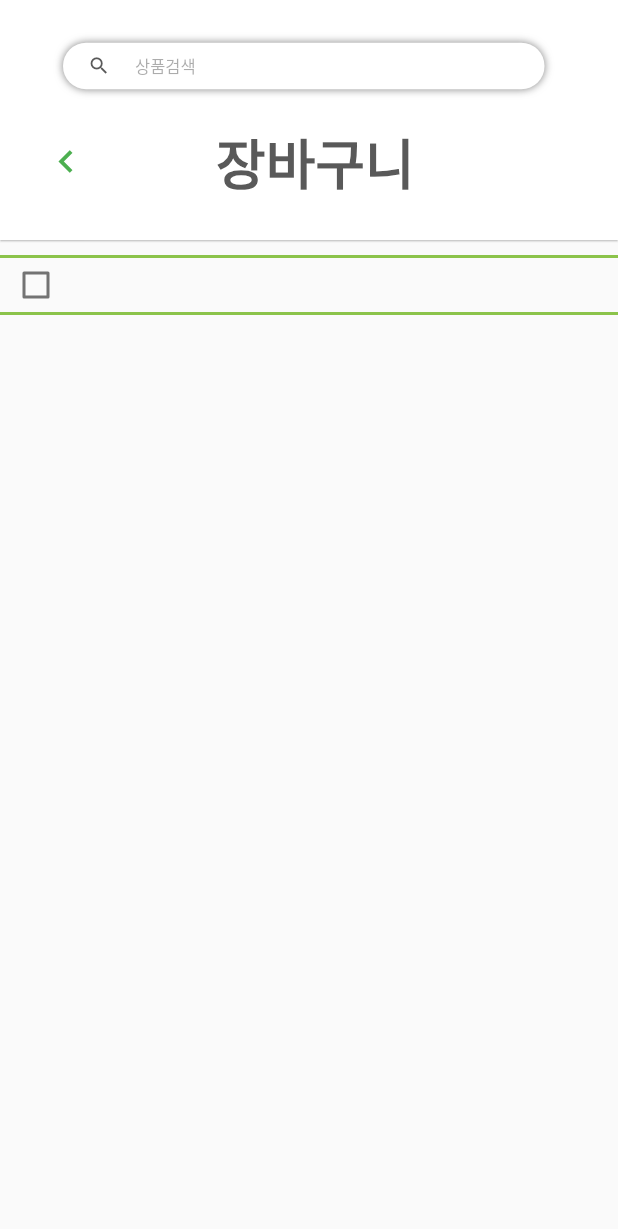
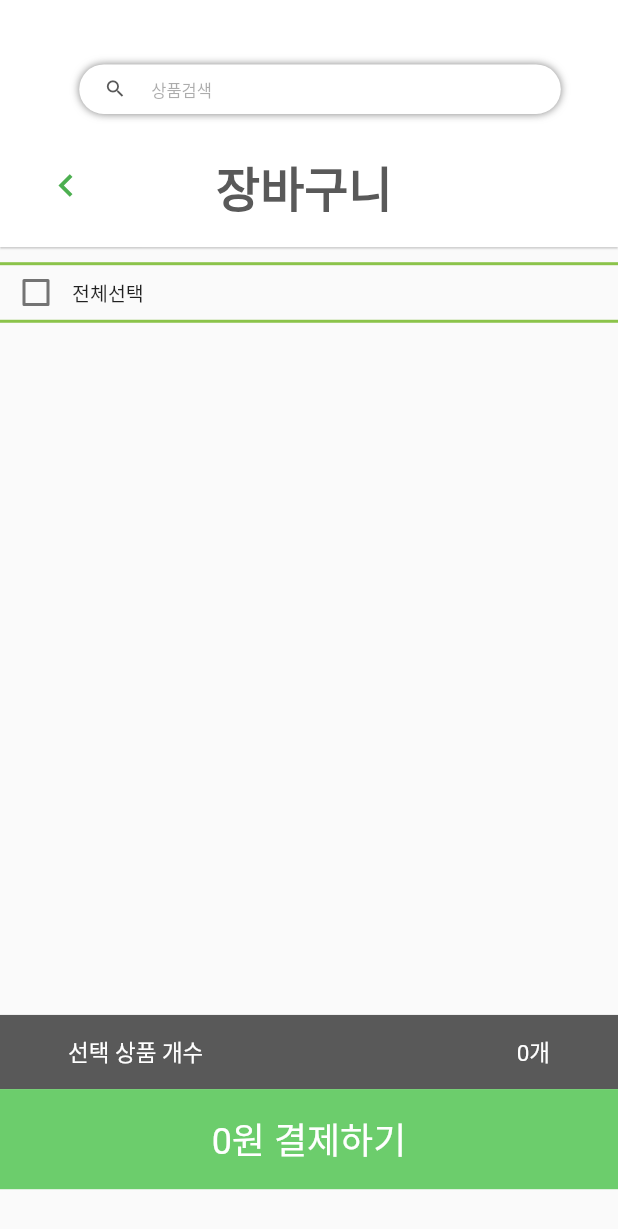
Before and after one commit to hhs0579/onsae, a Flutter app: the accessAdminPage screen opened directly, after a tap on the "shopping cart" icon, on a phone screen of 412 x 824 dp. Shown: the top 1229 px of the screen. Run offline on Flutter 3.47's test engine with Material 2 defaults, Android fonts, the light colour scheme and no system bars; our stand-ins replace carousel_slider, get, shared_preferences; accounts and stored records are empty.

Commit message:
list마무리 counter 다시

```diff
--- a/onsaemiro/lib/product/product_list.dart
+++ b/onsaemiro/lib/product/product_list.dart
@@ -23,7 +23,3 @@ class Product {
     );
   }
 }
-
-class all_Product {
-  late List<Product> allList = [];
-}
--- a/onsaemiro/lib/screens/access_pages/shop_introduce.dart
+++ b/onsaemiro/lib/screens/access_pages/shop_introduce.dart
@@ -1,9 +1,11 @@
 import 'package:flutter/material.dart';
 import 'package:get/get_core/src/get_main.dart';
+import 'package:get/get_instance/src/extension_instance.dart';
 import 'package:get/get_navigation/src/extension_navigation.dart';
 import 'package:onsaemiro/product/product_list.dart';
 import 'package:onsaemiro/screens/access_pages/product_information.dart';
 import 'package:onsaemiro/screens/access_pages/shopping_bag.dart';
+import 'package:onsaemiro/screens/main_pages/controller/cart_controller.dart';
 
 class shopIntroducePage extends StatefulWidget {
   const shopIntroducePage({Key? key}) : super(key: key);
@@ -152,6 +154,7 @@ product_Box(image, onTap, name, explanation, price) {
 }
 
 class _shopIntroducePageState extends State<shopIntroducePage> {
+  final CartController c = Get.put(CartController());
   bool isMenuScreen = true;
   bool isInformationScreen = false;
   @override
@@ -474,7 +477,7 @@ class _shopIntroducePageState extends State<shopIntroducePage> {
         child: FloatingActionButton(
           elevation: 0.0,
           onPressed: () {
-            Get.to(shoppingBagPage(all_Product().allList));
+            Get.to(shoppingBagPage(c.allList));
           },
           child: ImageIcon(
             AssetImage('assets/장바구니(filled).png'),
--- a/onsaemiro/lib/screens/access_pages/shopping_bag.dart
+++ b/onsaemiro/lib/screens/access_pages/shopping_bag.dart
@@ -1,6 +1,11 @@
+import 'dart:developer';
+
 import 'package:flutter/material.dart';
+import 'package:get/get.dart';
+import 'package:get/get_rx/src/rx_types/rx_types.dart';
 import 'package:intl/intl.dart';
 import 'package:onsaemiro/product/product_list.dart';
+import 'package:onsaemiro/screens/main_pages/controller/cart_controller.dart';
 import 'package:onsaemiro/screens/things_pages/things_information.dart';
 import 'package:shared_preferences/shared_preferences.dart';
 
@@ -12,6 +17,7 @@ total(product_num, price) {
 }
 
 class shoppingBagPage extends StatefulWidget {
+  final CartController c = Get.put(CartController());
   List<Product> cartlist = [];
   shoppingBagPage(this.cartlist);
   @override
@@ -23,7 +29,8 @@ class _shoppingBagPageState extends State<shoppingBagPage> {
   List<Product> _cartlist;
   bool total_check = false;
   List<bool> _isChecked = [];
-
+  int counter = 0;
+  int Pricetotal = 0;
   @override
   void initState() {
     super.initState();
@@ -33,22 +40,22 @@ class _shoppingBagPageState extends State<shoppingBagPage> {
   @override
   Widget build(BuildContext context) {
     var width = MediaQuery.of(context).size.width;
+    var height = MediaQuery.of(context).size.height;
+
     return Scaffold(
       appBar: AppBar(
         leadingWidth: 8,
-        toolbarHeight: 160,
+        toolbarHeight: height * 0.2,
         backgroundColor: Colors.white,
         elevation: 0.5,
         title: Center(
           child: Column(
             children: [
-              SizedBox(
-                height: 25,
-              ),
+              SizedBox(height: height * 0.062),
               Row(
                 children: [
                   SizedBox(
-                    width: 18,
+                    width: width * 0.07,
                   ),
                   Container(
                     decoration: BoxDecoration(boxShadow: [
@@ -58,7 +65,7 @@ class _shoppingBagPageState extends State<shoppingBagPage> {
                           offset: Offset(0.0, 0.0))
                     ], borderRadius: BorderRadius.circular(20)),
                     width: 321,
-                    height: 31,
+                    height: height * 0.04,
                     child: TextField(
                       style: TextStyle(fontSize: 14),
                       decoration: InputDecoration(
@@ -111,7 +118,7 @@ class _shoppingBagPageState extends State<shoppingBagPage> {
                   Text(
                     '장바구니',
                     style: TextStyle(
-                        fontSize: 36,
+                        fontSize: 32,
                         color: Color.fromRGBO(89, 89, 89, 1),
                         fontWeight: FontWeight.w700),
                   )
@@ -121,13 +128,12 @@ class _shoppingBagPageState extends State<shoppingBagPage> {
           ),
         ),
       ),
-      body: SingleChildScrollView(
-        child: Column(
+      body: Column(
         children: [
           Padding(
             padding: EdgeInsets.fromLTRB(0, 10, 0, 0),
             child: Container(
-                height: 40,
+              height: height * 0.049,
               decoration: BoxDecoration(
                   border: Border(
                       bottom: BorderSide(color: Colors.lightGreen, width: 2),
@@ -140,15 +146,37 @@ class _shoppingBagPageState extends State<shoppingBagPage> {
                     onChanged: (value) {
                       setState(() {
                         total_check = value!;
+                        if (total_check = value) {
+                          for (var i = 0; i < _cartlist.length; i++) {
+                            _isChecked[i] = true;
+                          }
+                        } else {
+                          for (var i = 0; i < _cartlist.length; i++) {
+                            _isChecked[i] = false;
+                          }
+                        }
+                        if (total_check = value) {
+                          for (var i = 0; i < _cartlist.length; i++) {
+                            counter += _cartlist[i].num;
+                            Pricetotal += _cartlist[i].num * _cartlist[i].price;
+                          }
+                        } else {
+                          counter = 0;
+                          Pricetotal = 0;
+                        }
                       });
                     },
                   ),
+                  Text(
+                    '전체선택',
+                    style: TextStyle(fontSize: 13),
+                  )
                 ],
               ),
             ),
           ),
           SizedBox(
-              height: 470,
+            height: height * 0.56,
             child: ListView.builder(
                 scrollDirection: Axis.vertical,
                 itemCount: _cartlist.length,
@@ -168,10 +196,18 @@ class _shoppingBagPageState extends State<shoppingBagPage> {
                             children: [
                               Checkbox(
                                 value: _isChecked[index],
-                                  onChanged: (val) {
+                                onChanged: (value) {
                                   setState(
                                     () {
-                                        _isChecked[index] = val!;
+                                      _isChecked[index] = value!;
+                                      if (_isChecked[index] = value) {
+                                        counter += item.num;
+                                        Pricetotal += item.num * item.price;
+                                      } else {
+                                        counter -= item.num;
+                                        Pricetotal -= item.num * item.price;
+                                        total_check = false;
+                                      }
                                     },
                                   );
                                 },
@@ -200,8 +236,7 @@ class _shoppingBagPageState extends State<shoppingBagPage> {
                               Container(
                                 width: 78,
                                 height: 94,
-                                  child:
-                                      Image(image: AssetImage(item.image_url)),
+                                child: Image(image: AssetImage(item.image_url)),
                               ),
                               Column(
                                 children: [
@@ -215,8 +250,8 @@ class _shoppingBagPageState extends State<shoppingBagPage> {
                                           color: Colors.white,
                                           boxShadow: [
                                             BoxShadow(
-                                                color: Color.fromRGBO(
-                                                    0, 0, 0, 0.7),
+                                              color:
+                                                  Color.fromRGBO(0, 0, 0, 0.7),
                                               blurRadius: 1,
                                               offset: Offset(0, 0),
                                             )
@@ -235,6 +270,8 @@ class _shoppingBagPageState extends State<shoppingBagPage> {
                                               onPressed: () {
                                                 setState(() {
                                                   item.num = item.num - 1;
+                                                  counter -= 1;
+                                                  Pricetotal -= item.price;
                                                 });
                                               },
                                               icon: Icon(
@@ -251,6 +288,8 @@ class _shoppingBagPageState extends State<shoppingBagPage> {
                                               onPressed: () {
                                                 setState(() {
                                                   item.num = item.num + 1;
+                                                  counter += 1;
+                                                  Pricetotal += item.price;
                                                 });
                                               },
                                               icon: Icon(
@@ -280,9 +319,46 @@ class _shoppingBagPageState extends State<shoppingBagPage> {
                   );
                 }),
           ),
-            Container()
+          Container(
+            height: height * 0.06,
+            color: Color.fromRGBO(89, 89, 89, 1),
+            child: Row(
+              mainAxisAlignment: MainAxisAlignment.spaceBetween,
+              children: [
+                Padding(
+                  padding: EdgeInsets.fromLTRB(width * 0.11, 0, 0, 0),
+                  child: Text(
+                    '선택 상품 개수',
+                    style: TextStyle(color: Colors.white, fontSize: 15),
+                  ),
+                ),
+                Padding(
+                  padding: EdgeInsets.fromLTRB(0, 0, width * 0.11, 0),
+                  child: Text(
+                    '${counter}개',
+                    style: TextStyle(color: Colors.white, fontSize: 15),
+                  ),
+                )
               ],
             ),
+          ),
+          Container(
+              height: height * 0.081,
+              color: Color.fromRGBO(108, 205, 108, 1),
+              child: Column(
+                mainAxisAlignment: MainAxisAlignment.center,
+                children: [
+                  Row(
+                    mainAxisAlignment: MainAxisAlignment.center,
+                    children: [
+                      Text(
+                          '${NumberFormat('###,###,###,###').format(Pricetotal).replaceAll(' ', '')}원 결제하기',
+                          style: TextStyle(color: Colors.white, fontSize: 24)),
+                    ],
+                  ),
+                ],
+              ))
+        ],
       ),
     );
   }
--- a/onsaemiro/lib/screens/culture_pages/image1_Enlarge.dart
+++ b/onsaemiro/lib/screens/culture_pages/image1_Enlarge.dart
@@ -28,7 +28,7 @@ class _image1EnlargePageState extends State<image1EnlargePage> {
         leading: IconButton(
           icon: Icon(Icons.chevron_left, color: Colors.green, size: 30),
           onPressed: () {
-            Get.back();
+            Navigator.pop(context);
           },
         ),
         backgroundColor: Colors.white,
--- a/onsaemiro/lib/screens/main_pages/access_Admin.dart
+++ b/onsaemiro/lib/screens/main_pages/access_Admin.dart
@@ -1,9 +1,11 @@
 import 'package:flutter/material.dart';
 import 'package:get/get_core/src/get_main.dart';
+import 'package:get/get_instance/src/extension_instance.dart';
 import 'package:get/get_navigation/src/extension_navigation.dart';
 import 'package:onsaemiro/product/product_list.dart';
 import 'package:onsaemiro/screens/access_pages/local_select.dart';
 import 'package:onsaemiro/screens/access_pages/shopping_bag.dart';
+import 'package:onsaemiro/screens/main_pages/controller/cart_controller.dart';
 import 'package:onsaemiro/screens/main_pages/culture_main.dart';
 import 'package:onsaemiro/screens/main_pages/things_main.dart';
 
@@ -15,6 +17,7 @@ class accessAdminPage extends StatefulWidget {
 }
 
 class _accessAdminPageState extends State<accessAdminPage> {
+  final CartController c = Get.put(CartController());
   @override
   Widget build(BuildContext context) {
     return Scaffold(
@@ -30,7 +33,7 @@ class _accessAdminPageState extends State<accessAdminPage> {
               icon: Icon(Icons.shopping_cart),
               color: Colors.grey,
               onPressed: () {
-                Get.to(shoppingBagPage(all_Product().allList));
+                Get.to(shoppingBagPage(c.allList));
               },
             ),
           )
--- a/onsaemiro/lib/screens/main_pages/access_main.dart
+++ b/onsaemiro/lib/screens/main_pages/access_main.dart
@@ -1,9 +1,11 @@
 import 'package:flutter/material.dart';
 import 'package:get/get_core/src/get_main.dart';
+import 'package:get/get_instance/src/extension_instance.dart';
 import 'package:get/get_navigation/src/extension_navigation.dart';
 import 'package:onsaemiro/product/product_list.dart';
 import 'package:onsaemiro/screens/access_pages/local_select.dart';
 import 'package:onsaemiro/screens/access_pages/shopping_bag.dart';
+import 'package:onsaemiro/screens/main_pages/controller/cart_controller.dart';
 import 'package:onsaemiro/screens/main_pages/culture_main.dart';
 import 'package:onsaemiro/screens/main_pages/things_main.dart';
 
@@ -15,6 +17,7 @@ class accessMainPage extends StatefulWidget {
 }
 
 class _accessMainPageState extends State<accessMainPage> {
+  final CartController c = Get.put(CartController());
   @override
   Widget build(BuildContext context) {
     return Scaffold(
@@ -30,7 +33,7 @@ class _accessMainPageState extends State<accessMainPage> {
               icon: Icon(Icons.shopping_cart),
               color: Colors.grey,
               onPressed: () {
-                Get.to(shoppingBagPage(all_Product().allList));
+                Get.to(shoppingBagPage(c.allList));
               },
             ),
           )
--- /dev/null
+++ b/onsaemiro/lib/screens/main_pages/controller/cart_controller.dart
@@ -0,0 +1,6 @@
+import 'package:get/get.dart';
+import 'package:onsaemiro/product/product_list.dart';
+
+class CartController extends GetxController {
+  List<Product> allList = [];
+}
--- a/onsaemiro/lib/screens/main_pages/culture_main.dart
+++ b/onsaemiro/lib/screens/main_pages/culture_main.dart
@@ -1,9 +1,11 @@
 import 'package:flutter/material.dart';
 import 'package:get/get_core/src/get_main.dart';
+import 'package:get/get_instance/src/extension_instance.dart';
 import 'package:get/get_navigation/src/extension_navigation.dart';
 import 'package:onsaemiro/product/product_list.dart';
 import 'package:onsaemiro/screens/access_pages/shopping_bag.dart';
 import 'package:onsaemiro/screens/culture_pages/culture_firstmain.dart';
+import 'package:onsaemiro/screens/main_pages/controller/cart_controller.dart';
 
 import 'access_main.dart';
 import 'things_main.dart';
@@ -16,6 +18,7 @@ class cultureMainPage extends StatefulWidget {
 }
 
 class _cultureMainPageState extends State<cultureMainPage> {
+  final CartController c = Get.put(CartController());
   @override
   Widget build(BuildContext context) {
     return Scaffold(
@@ -31,7 +34,7 @@ class _cultureMainPageState extends State<cultureMainPage> {
               icon: Icon(Icons.shopping_cart),
               color: Colors.grey,
               onPressed: () {
-                Get.to(shoppingBagPage(all_Product().allList));
+                Get.to(shoppingBagPage(c.allList));
               },
             ),
           )
--- a/onsaemiro/lib/screens/main_pages/things_main.dart
+++ b/onsaemiro/lib/screens/main_pages/things_main.dart
@@ -1,8 +1,10 @@
 import 'package:flutter/material.dart';
 import 'package:get/get_core/src/get_main.dart';
+import 'package:get/get_instance/src/extension_instance.dart';
 import 'package:get/get_navigation/src/extension_navigation.dart';
 import 'package:onsaemiro/product/product_list.dart';
 import 'package:onsaemiro/screens/access_pages/shopping_bag.dart';
+import 'package:onsaemiro/screens/main_pages/controller/cart_controller.dart';
 import 'package:onsaemiro/screens/main_pages/culture_main.dart';
 import 'package:onsaemiro/screens/things_pages/things_shop.dart';
 
@@ -16,6 +18,7 @@ class thingsMainPage extends StatefulWidget {
 }
 
 class _thingsMainPageState extends State<thingsMainPage> {
+  final CartController c = Get.put(CartController());
   @override
   Widget build(BuildContext context) {
     return Scaffold(
@@ -31,7 +34,7 @@ class _thingsMainPageState extends State<thingsMainPage> {
               icon: Icon(Icons.shopping_cart),
               color: Colors.grey,
               onPressed: () {
-                Get.to(shoppingBagPage(all_Product().allList));
+                Get.to(shoppingBagPage(c.allList));
               },
             ),
           )
--- a/onsaemiro/lib/screens/things_pages/things_shop.dart
+++ b/onsaemiro/lib/screens/things_pages/things_shop.dart
@@ -3,6 +3,7 @@ import 'package:get/get.dart';
 import 'package:onsaemiro/product/product_list.dart';
 import 'package:onsaemiro/screens/access_pages/shopping_bag.dart';
 import 'package:onsaemiro/screens/main_pages/Root.dart';
+import 'package:onsaemiro/screens/main_pages/controller/cart_controller.dart';
 import 'package:onsaemiro/screens/main_pages/controller/controller.dart';
 import 'package:onsaemiro/screens/things_pages/things_information.dart';
 
@@ -29,6 +30,7 @@ foodBox() {
 }
 
 class _thingsShopPageState extends State<thingsShopPage> {
+  final CartController c = Get.put(CartController());
   @override
   Widget build(BuildContext context) {
     var width = MediaQuery.of(context).size.width;
@@ -43,7 +45,7 @@ class _thingsShopPageState extends State<thingsShopPage> {
               icon: Icon(Icons.shopping_cart),
               color: Color.fromRGBO(162, 191, 98, 1),
               onPressed: () {
-                Get.to(shoppingBagPage(thingsInformationPage().cartList));
+                Get.to(shoppingBagPage(c.allList));
               },
             ),
           ],
--- a/onsaemiro/lib/screens/things_pages/things_shopAdmin.dart
+++ b/onsaemiro/lib/screens/things_pages/things_shopAdmin.dart
@@ -3,6 +3,7 @@ import 'package:get/get.dart';
 import 'package:onsaemiro/product/product_list.dart';
 import 'package:onsaemiro/screens/access_pages/product_registration.dart';
 import 'package:onsaemiro/screens/access_pages/shopping_bag.dart';
+import 'package:onsaemiro/screens/main_pages/controller/cart_controller.dart';
 import 'package:onsaemiro/screens/things_pages/things_information.dart';
 
 class thingsShopAdminPage extends StatefulWidget {
@@ -28,6 +29,7 @@ foodBox() {
 }
 
 class _thingsShopAdminPageState extends State<thingsShopAdminPage> {
+  final CartController c = Get.put(CartController());
   @override
   Widget build(BuildContext context) {
     var width = MediaQuery.of(context).size.width;
@@ -42,7 +44,7 @@ class _thingsShopAdminPageState extends State<thingsShopAdminPage> {
             icon: Icon(Icons.shopping_cart),
             color: Color.fromRGBO(162, 191, 98, 1),
             onPressed: () {
-              Get.to(shoppingBagPage(all_Product().allList));
+              Get.to(shoppingBagPage(c.allList));
             },
           ),
         ],
```
Also changed, not shown: onsaemiro/lib/screens/access_pages/local_Seoul.dart (+5 -2 lines), onsaemiro/lib/screens/access_pages/product_information.dart (+18 -3 lines), onsaemiro/lib/screens/things_pages/things_information.dart (+6 -4 lines). Lines whose indentation alone changed are shown as unchanged.
